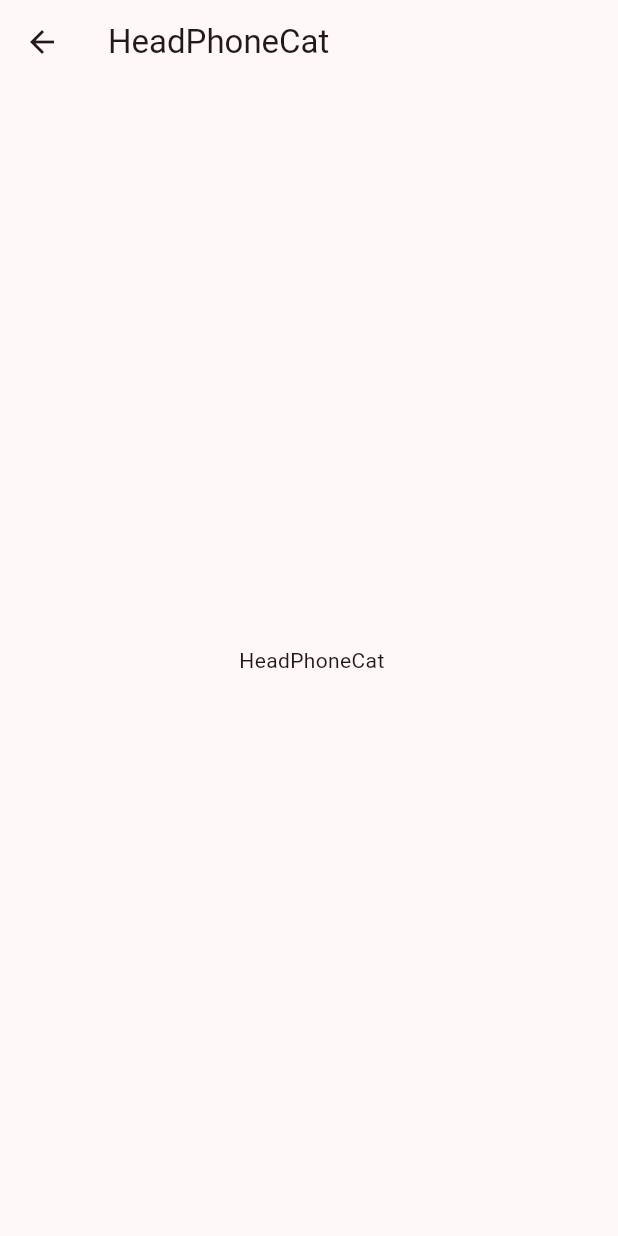
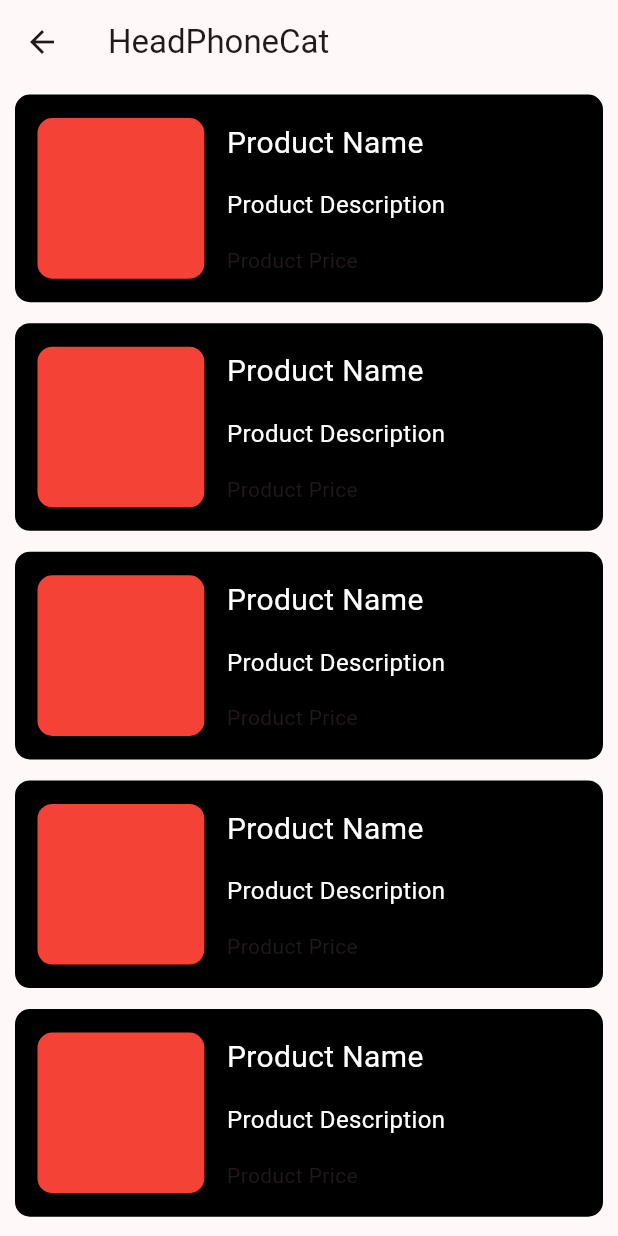
Before and after one commit to WissamAlmsalati/gamearenaApp, a Flutter app: the HeadPhoneCat screen opened directly, on a phone screen of 412 x 824 dp. Run offline on Flutter 3.47's test engine with Material 3 defaults, Android fonts, the phone set to English and light mode, and no system bars; our stand-ins replace bloc, flutter_bloc, flutter_svg, get, iconsax.

Commit message:
add some detail screens

```diff
--- a/lib/view/categorys/view/gpu_category.dart
+++ b/lib/view/categorys/view/gpu_category.dart
@@ -1,4 +1,5 @@
 import 'package:flutter/material.dart';
+import 'package:store/view/categorys/widget/list_view_product_card.dart';
 
 class GpuCat extends StatelessWidget {
   const GpuCat({Key? key}) : super(key: key);
@@ -7,9 +8,7 @@ class GpuCat extends StatelessWidget {
   Widget build(BuildContext context) {
     return Scaffold(
       appBar: AppBar(title: Text("GpuCat")),
-      body: Center(
-        child: Text("GpuCat"),
-      ),
+    body:const Expanded(child: CardListView()),
     );
   }
 }
--- a/lib/view/categorys/view/headphone_category.dart
+++ b/lib/view/categorys/view/headphone_category.dart
@@ -1,4 +1,5 @@
 import 'package:flutter/material.dart';
+import 'package:store/view/categorys/widget/list_view_product_card.dart';
 
 class HeadPhoneCat extends StatelessWidget {
   const HeadPhoneCat({Key? key}) : super(key: key);
@@ -7,9 +8,7 @@ class HeadPhoneCat extends StatelessWidget {
   Widget build(BuildContext context) {
     return Scaffold(
       appBar: AppBar(title: Text("HeadPhoneCat")),
-      body: Center(
-        child: Text(" HeadPhoneCat"),
-      ),
+      body:const Expanded(child: CardListView()),
     );
   }
 }
--- a/lib/view/categorys/view/keyboard_category.dart
+++ b/lib/view/categorys/view/keyboard_category.dart
@@ -1,4 +1,5 @@
 import 'package:flutter/material.dart';
+import 'package:store/view/categorys/widget/list_view_product_card.dart';
 
 class KeyBoardCat extends StatelessWidget {
   const KeyBoardCat({Key? key}) : super(key: key);
@@ -7,9 +8,7 @@ class KeyBoardCat extends StatelessWidget {
   Widget build(BuildContext context) {
     return Scaffold(
       appBar: AppBar(title: Text("KeyBoardCat")),
-      body: Center(
-        child: Text(" KeyBoardCat"),
-      ),
+      body:const Expanded(child: CardListView()),
     );
   }
 }
--- a/lib/view/categorys/view/mouse_category.dart
+++ b/lib/view/categorys/view/mouse_category.dart
@@ -1,4 +1,5 @@
 import 'package:flutter/material.dart';
+import 'package:store/view/categorys/widget/list_view_product_card.dart';
 
 class MouseCat extends StatelessWidget {
   const MouseCat({Key? key}) : super(key: key);
@@ -7,9 +8,7 @@ class MouseCat extends StatelessWidget {
   Widget build(BuildContext context) {
     return Scaffold(
       appBar: AppBar(title: Text("MouseCat")),
-      body: Center(
-        child: Text(" MouseCat"),
-      ),
+      body:const Expanded(child: CardListView()),
     );
   }
 }
--- /dev/null
+++ b/lib/view/categorys/widget/list_view_product_card.dart
@@ -0,0 +1,13 @@
+import 'package:flutter/material.dart';
+import 'package:store/view/categorys/widget/product_card.dart';
+
+class CardListView extends StatelessWidget {
+  const CardListView({Key? key}) : super(key: key);
+
+  @override
+  Widget build(BuildContext context) {
+    return ListView.builder(
+        itemCount: 10,
+        itemBuilder: (context, index) =>const CardWidget());
+  }
+}
--- /dev/null
+++ b/lib/view/categorys/widget/product_card.dart
@@ -0,0 +1,51 @@
+import 'package:flutter/material.dart';
+
+class CardWidget extends StatelessWidget {
+  const CardWidget({Key? key}) : super(key: key);
+
+  @override
+  Widget build(BuildContext context) {
+    return Container(
+      margin: const EdgeInsets.only(top: 7, bottom: 7, left: 10, right: 10),
+      height: MediaQuery.of(context).size.height * 0.168,
+      width: MediaQuery.of(context).size.width * 0.9,
+      decoration: BoxDecoration(
+        borderRadius: BorderRadius.circular(10),
+        color: Colors.black,
+      ),
+      child: Row(
+        children: [
+          Container(
+            margin: const EdgeInsets.only(left: 15),
+            height: MediaQuery.of(context).size.height * 0.13,
+            width: MediaQuery.of(context).size.width * 0.27,
+            decoration: BoxDecoration(
+              borderRadius: BorderRadius.circular(10),
+              color: Colors.red,
+            ),
+          ),
+          const Padding(
+            padding: EdgeInsets.only(left: 15, top: 10, bottom: 10),
+            child: Column(
+              mainAxisAlignment: MainAxisAlignment.spaceAround,
+              crossAxisAlignment: CrossAxisAlignment.start,
+              children: [
+                Text(
+                  "Product Name",
+                  style: TextStyle(color: Colors.white, fontSize: 20),
+                ),
+                Text(
+                  "Product Description",
+                  style: TextStyle(color: Colors.white, fontSize: 16),
+                ),
+                Text(
+                  "Product Price",
+                ),
+              ],
+            ),
+          )
+        ],
+      ),
+    );
+  }
+}
```
Also changed, not shown: lib/view/categorys/view/desk_category.dart (+3 -4 lines), lib/view/categorys/view/monitor_category.dart (+4 -4 lines).
